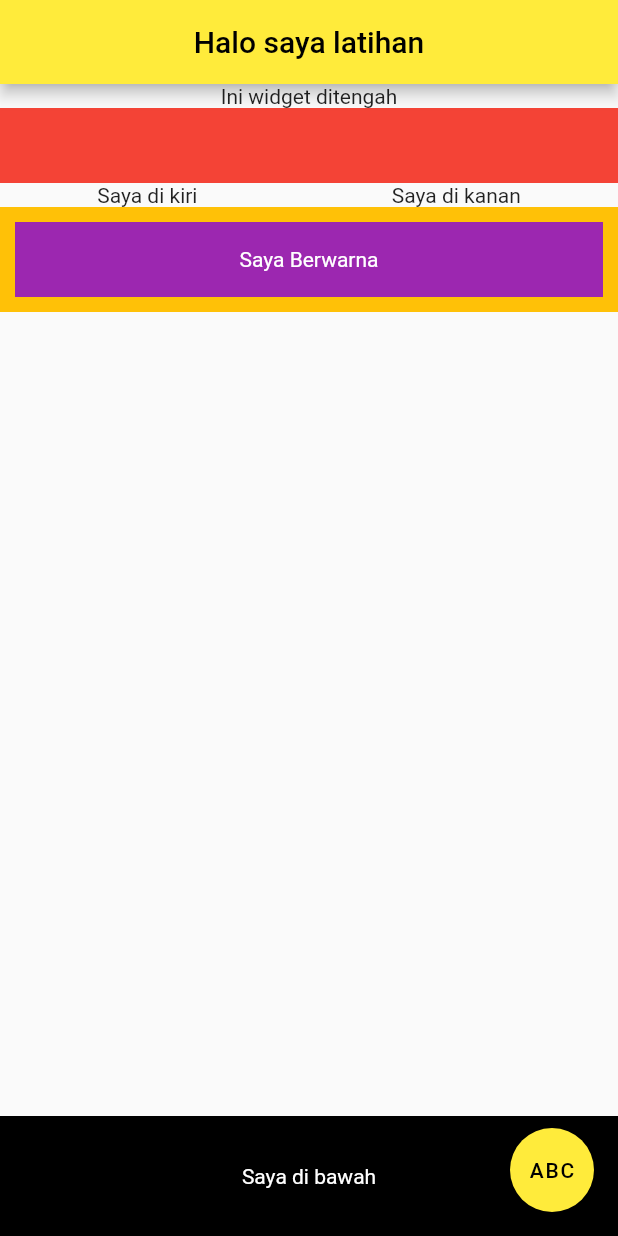
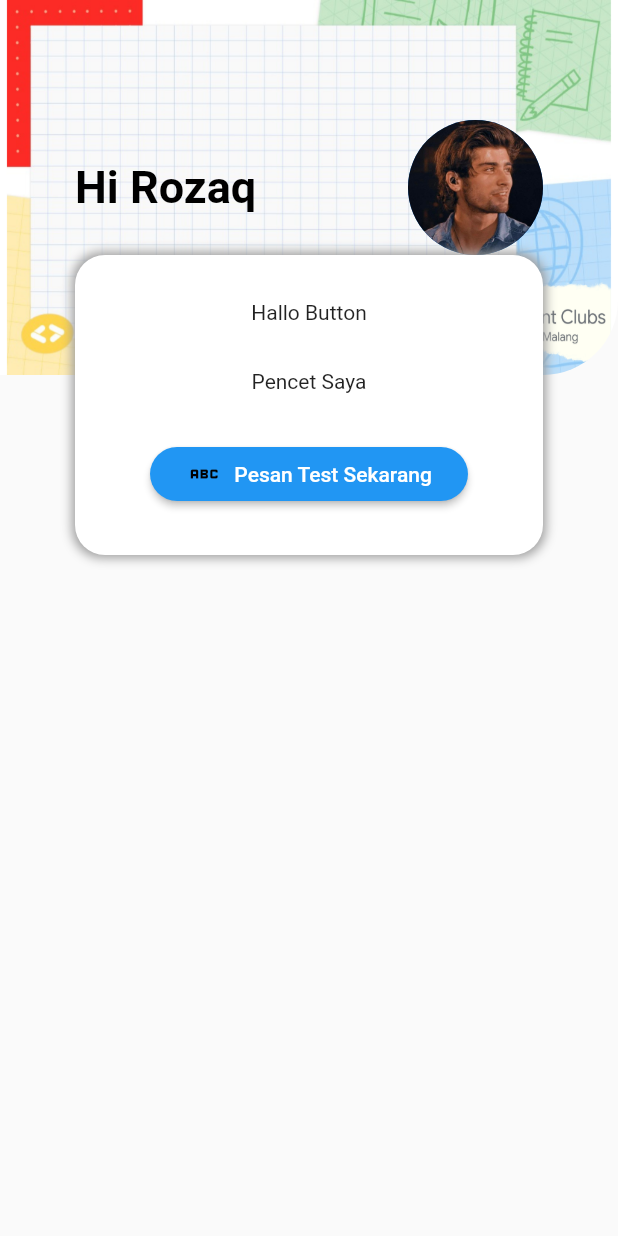
Before and after one commit to zuhriD/latihan5, a Flutter app: the screen it shows after launch, on a phone screen of 412 x 824 dp. Run offline on Flutter 3.47's test engine with Material 2 defaults, Android fonts, the light colour scheme and no system bars.

Commit message:
latihan6

```diff
--- /dev/null
+++ b/lib/latihan6.dart
@@ -0,0 +1,96 @@
+import 'dart:ui';
+
+import 'package:flutter/material.dart';
+
+class Lat6 extends StatefulWidget {
+  const Lat6({super.key});
+
+  @override
+  State<Lat6> createState() => _Lat6State();
+}
+
+class _Lat6State extends State<Lat6> {
+  @override
+  Widget build(BuildContext context) {
+    return Scaffold(
+      body: Stack(
+        children: [
+          Container(
+            height: 250,
+            padding: EdgeInsets.all(50.0),
+            decoration: BoxDecoration(
+                image: DecorationImage(
+                    image: const AssetImage('assets/bg2.png'),
+                    fit: BoxFit.fill),
+                borderRadius:
+                    BorderRadius.only(bottomRight: Radius.circular(50.0))),
+            child: Row(
+              crossAxisAlignment: CrossAxisAlignment.center,
+              children: const [
+                Text(
+                  'Hi Rozaq',
+                  style: TextStyle(
+                      fontSize: 30,
+                      fontWeight: FontWeight.bold,
+                      color: Colors.black),
+                ),
+                Spacer(),
+                CircleAvatar(
+                  radius: 45,
+                  backgroundColor: Colors.white12,
+                  child: CircleAvatar(
+                    radius: 45,
+                    backgroundImage: AssetImage('assets/profil.jpeg'),
+                  ),
+                )
+              ],
+            ),
+          ),
+          Container(
+            margin: const EdgeInsets.fromLTRB(50, 170, 50, 0),
+            width: 400,
+            height: 200,
+            decoration: BoxDecoration(
+                color: Colors.white,
+                borderRadius: BorderRadius.all(Radius.circular(20)),
+                boxShadow: [
+                  BoxShadow(
+                      color: Colors.grey, blurRadius: 5, spreadRadius: 2.0)
+                ]),
+            child: Column(
+              mainAxisAlignment: MainAxisAlignment.spaceEvenly,
+              children: [
+                Text('Hallo Button'),
+                Text('Pencet Saya'),
+                ElevatedButton(
+                    style: ButtonStyle(
+                        shape:
+                            MaterialStateProperty.all<RoundedRectangleBorder>(
+                                RoundedRectangleBorder(
+                                    borderRadius:
+                                        BorderRadius.circular(18.0)))),
+                    onPressed: () {},
+                    child: Container(
+                      width: 180,
+                      child: Row(
+                        mainAxisAlignment: MainAxisAlignment.spaceEvenly,
+                        children: [
+                          Icon(
+                            Icons.abc,
+                            color: Colors.black,
+                          ),
+                          Text(
+                            'Pesan Test Sekarang',
+                            style: TextStyle(color: Colors.white),
+                          )
+                        ],
+                      ),
+                    ))
+              ],
+            ),
+          )
+        ],
+      ),
+    );
+  }
+}
--- a/lib/main.dart
+++ b/lib/main.dart
@@ -1,5 +1,6 @@
 import 'package:flutter/material.dart';
 import 'package:latihan5/latihan5.dart';
+import 'package:latihan5/latihan6.dart';
 
 void main() {
   runApp(const MyApp());
@@ -26,7 +27,7 @@ class MyApp extends StatelessWidget {
         // is not restarted.
         primarySwatch: Colors.blue,
       ),
-      home: const Lat5(),
+      home: const Lat6(),
     );
   }
 }
--- a/pubspec.yaml
+++ b/pubspec.yaml
@@ -60,7 +60,8 @@ flutter:
   uses-material-design: true
 
   # To add assets to your application, add an assets section, like this:
-  # assets:
+  assets:
+    - assets/
   #   - images/a_dot_burr.jpeg
   #   - images/a_dot_ham.jpeg
 
```
Also changed, not shown: assets/bg1.jpg (added), assets/bg2.png (added), assets/profil.jpeg (added).
